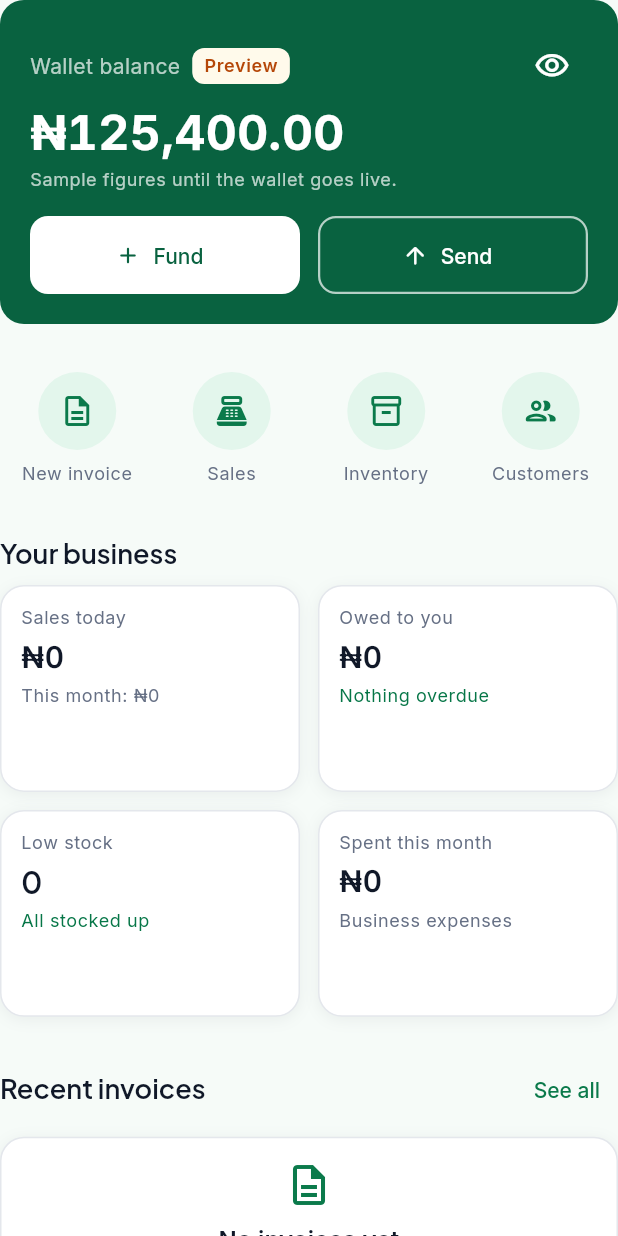
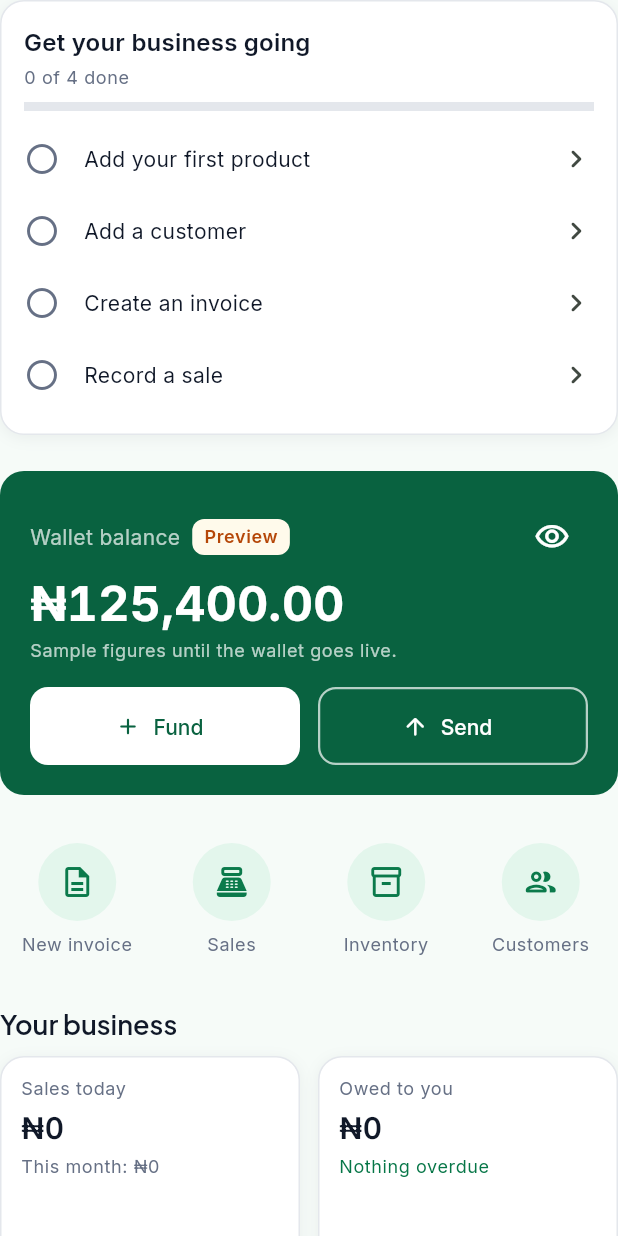
Before and after one commit to Victory-n/uruvia-2.0, a Flutter app: the BusinessHome widget shown alone on an empty page, opened directly with empty values, on a phone screen of 412 x 824 dp. Run offline on Flutter 3.47's test engine with Material 3 defaults, Android fonts, the phone set to English and light mode, and no system bars; our stand-ins replace connectivity_plus, flutter_riverpod, flutter_secure_storage, go_router, google_fonts, google_sign_in and 8 more; missing offline and left inert: mobile_scanner; accounts and stored records are empty; network calls fail.

Commit message:
Home: new-business checklist and upgrade card
Co-Authored-By: Claude Sonnet 5.5 <noreply@anthropic.com>
Claude-Session: https://claude.ai/code/session_01CniUjaXwLdJQkNiH2jahz4

```diff
--- a/lib/features/home/presentation/business_home.dart
+++ b/lib/features/home/presentation/business_home.dart
@@ -9,6 +9,8 @@ import '../../../core/widgets/amount_text.dart';
 import '../../../core/widgets/app_card.dart';
 import '../../../core/widgets/status_chip.dart';
 import '../domain/home_models.dart';
+import '../../subscription/presentation/upgrade_prompt.dart';
+import 'getting_started_card.dart';
 import 'home_widgets.dart';
 import 'wallet_card.dart';
 
@@ -22,6 +24,7 @@ class BusinessHome extends StatelessWidget {
     return Column(
       crossAxisAlignment: CrossAxisAlignment.stretch,
       children: [
+        GettingStartedCard(data: data),
         const WalletCard(),
         const SizedBox(height: AppSpacing.sectionGap),
         const QuickActions(actions: [
@@ -91,6 +94,8 @@ class BusinessHome extends StatelessWidget {
               ],
             ),
           ),
+        const SizedBox(height: AppSpacing.sectionGap),
+        const UpgradePrompt(message: 'See what Uruvia Pro adds to your business.'),
       ],
     );
   }
--- /dev/null
+++ b/lib/features/home/presentation/getting_started_card.dart
@@ -0,0 +1,65 @@
+import 'package:flutter/material.dart';
+import 'package:flutter_riverpod/flutter_riverpod.dart';
+import 'package:go_router/go_router.dart';
+
+import '../../../app/router/routes.dart';
+import '../../../app/theme/app_palette.dart';
+import '../../../app/theme/tokens.dart';
+import '../../../core/widgets/app_card.dart';
+import '../../customers/application/customers_controller.dart';
+import '../../inventory/application/inventory_controller.dart';
+import '../domain/home_models.dart';
+
+/// A short checklist for a new business: add a product, a customer, an invoice and a sale.
+/// It disappears by itself once all four are done. While the lists are still loading it shows nothing.
+class GettingStartedCard extends ConsumerWidget {
+  const GettingStartedCard({super.key, required this.data});
+  final HomeData data;
+
+  @override
+  Widget build(BuildContext context, WidgetRef ref) {
+    final products = ref.watch(productsProvider).valueOrNull;
+    final customers = ref.watch(customersProvider).valueOrNull;
+    if (products == null || customers == null) return const SizedBox.shrink();
+
+    final steps = <({String label, bool done, String route, bool push})>[
+      (label: 'Add your first product', done: products.isNotEmpty, route: AppRoutes.inventoryNew, push: true),
+      (label: 'Add a customer', done: customers.isNotEmpty, route: AppRoutes.customersNew, push: true),
+      (label: 'Create an invoice', done: data.recentInvoices.isNotEmpty, route: AppRoutes.invoicesNew, push: true),
+      (label: 'Record a sale', done: data.summary.salesMonthKobo > 0, route: AppRoutes.salesNew, push: true),
+    ];
+    final doneCount = steps.where((s) => s.done).length;
+    if (doneCount == steps.length) return const SizedBox.shrink();
+
+    final theme = Theme.of(context);
+    final palette = theme.extension<AppPalette>()!;
+    return Padding(
+      padding: const EdgeInsets.only(bottom: AppSpacing.sectionGap),
+      child: AppCard(
+        child: Column(
+          crossAxisAlignment: CrossAxisAlignment.start,
+          children: [
+            Text('Get your business going', style: theme.textTheme.titleMedium),
+            const SizedBox(height: AppSpacing.xs),
+            Text('$doneCount of ${steps.length} done', style: theme.textTheme.bodySmall),
+            const SizedBox(height: AppSpacing.sm),
+            LinearProgressIndicator(value: doneCount / steps.length, minHeight: 6, color: palette.action, backgroundColor: AppColors.border),
+            const SizedBox(height: AppSpacing.sm),
+            for (final s in steps)
+              ListTile(
+                contentPadding: EdgeInsets.zero,
+                minTileHeight: 48,
+                leading: Icon(
+                  s.done ? Icons.check_circle_rounded : Icons.radio_button_unchecked_rounded,
+                  color: s.done ? palette.action : AppColors.inkSoft,
+                ),
+                title: Text(s.label, style: s.done ? theme.textTheme.bodyMedium?.copyWith(decoration: TextDecoration.lineThrough, color: AppColors.inkSoft) : theme.textTheme.bodyMedium),
+                trailing: s.done ? null : const Icon(Icons.chevron_right_rounded),
+                onTap: s.done ? null : () => context.push(s.route),
+              ),
+          ],
+        ),
+      ),
+    );
+  }
+}
--- a/lib/features/home/presentation/individual_home.dart
+++ b/lib/features/home/presentation/individual_home.dart
@@ -9,6 +9,7 @@ import '../../../core/widgets/amount_text.dart';
 import '../../../core/widgets/app_card.dart';
 import '../../../core/utils/money.dart';
 import '../domain/home_models.dart';
+import '../../subscription/presentation/upgrade_prompt.dart';
 import 'home_widgets.dart';
 import 'wallet_card.dart';
 
@@ -57,6 +58,8 @@ class IndividualHome extends StatelessWidget {
               ],
             ),
           ),
+        const SizedBox(height: AppSpacing.sectionGap),
+        const UpgradePrompt(message: 'See what Uruvia Pro adds to your money tools.'),
       ],
     );
   }
```
Also changed, not shown: 1 other file.
